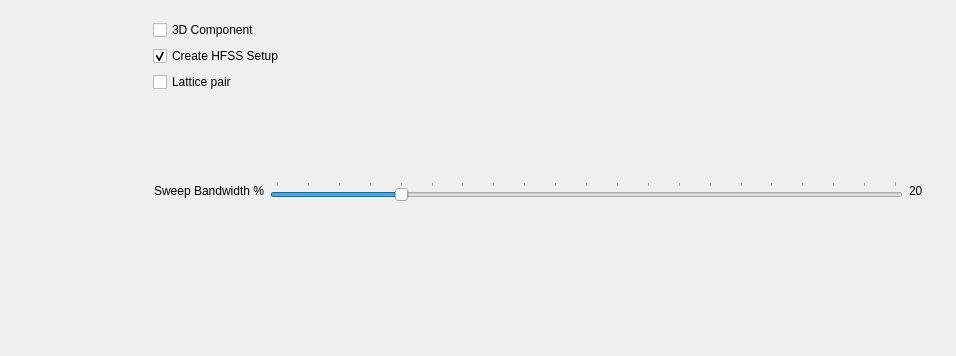
The window that src/ansys/aedt/toolkits/antenna/ui/windows/antenna_synthesis/antenna_synthesis_page.ui (ansys/pyaedt-toolkits-antenna) describes before a commit, drawn with Qt 5; both pictures show x 0 to 956 and y 0 to 356 of the 956 by 661 pixel window.
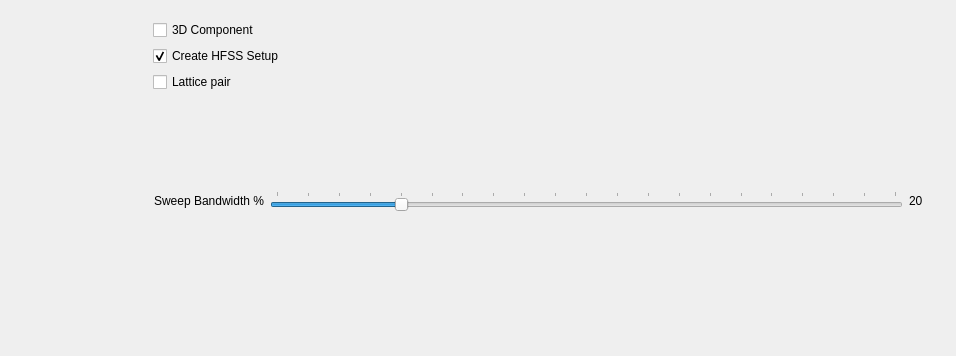
The same window after the commit.

The edit to the form file:
```diff
--- a/src/ansys/aedt/toolkits/antenna/ui/windows/antenna_synthesis/antenna_synthesis_page.ui
+++ b/src/ansys/aedt/toolkits/antenna/ui/windows/antenna_synthesis/antenna_synthesis_page.ui
@@ -395,22 +395,6 @@
          </layout>
         </widget>
        </item>
-       <item>
-        <spacer name="verticalSpacer_3">
-         <property name="orientation">
-          <enum>Qt::Vertical</enum>
-         </property>
-         <property name="sizeType">
-          <enum>QSizePolicy::Fixed</enum>
-         </property>
-         <property name="sizeHint" stdset="0">
-          <size>
-           <width>20</width>
-           <height>40</height>
-          </size>
-         </property>
-        </spacer>
-       </item>
       </layout>
      </item>
     </layout>
```
